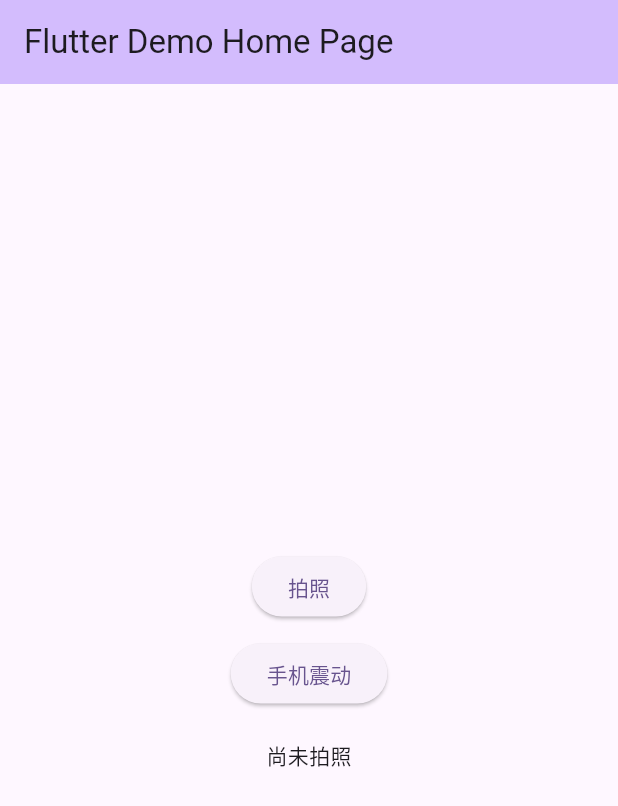
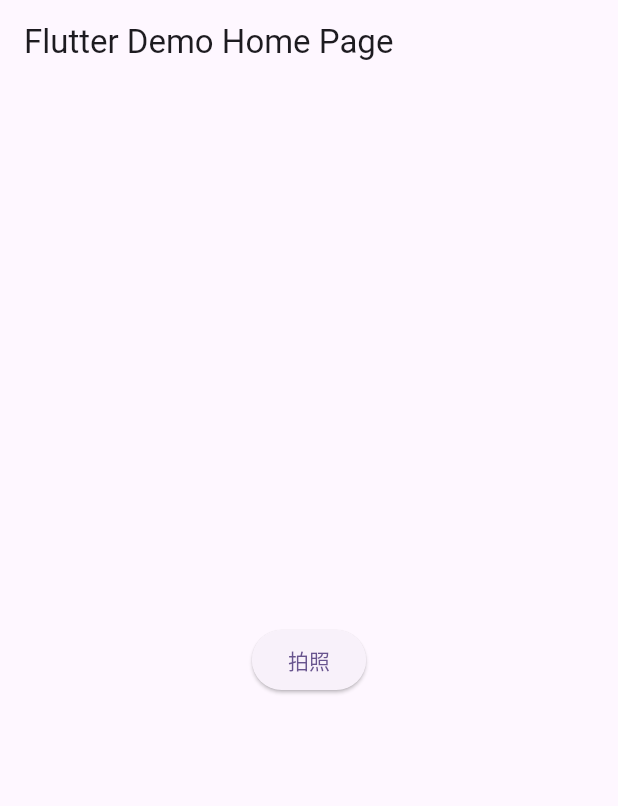
Before and after one commit to u3shadow/fluttertest, a Flutter app: the screen it shows after launch, on a phone screen of 412 x 824 dp. Shown: the top 806 px of the screen. Run offline on Flutter 3.47's test engine with Material 3 defaults, Android fonts, the phone set to English and light mode, and no system bars; our stand-ins replace image_picker.

Commit message:
由于安卓限制移除震动功能

```diff
--- a/lib/main.dart
+++ b/lib/main.dart
@@ -1,7 +1,7 @@
 import 'package:flutter/material.dart';
 import 'package:image_picker/image_picker.dart';
-import 'package:vibration/vibration.dart';
 import 'dart:io';
+import 'dart:async';
 
 void main() {
   runApp(const MyApp());
@@ -10,27 +10,11 @@ void main() {
 class MyApp extends StatelessWidget {
   const MyApp({super.key});
 
-  // This widget is the root of your application.
   @override
   Widget build(BuildContext context) {
     return MaterialApp(
       title: 'Flutter Demo',
       theme: ThemeData(
-        // This is the theme of your application.
-        //
-        // TRY THIS: Try running your application with "flutter run". You'll see
-        // the application has a purple toolbar. Then, without quitting the app,
-        // try changing the seedColor in the colorScheme below to Colors.green
-        // and then invoke "hot reload" (save your changes or press the "hot
-        // reload" button in a Flutter-supported IDE, or press "r" if you used
-        // the command line to start the app).
-        //
-        // Notice that the counter didn't reset back to zero; the application
-        // state is not lost during the reload. To reset the state, use hot
-        // restart instead.
-        //
-        // This works for code too, not just values: Most code changes can be
-        // tested with just a hot reload.
         colorScheme: ColorScheme.fromSeed(seedColor: Colors.deepPurple),
       ),
       home: const MyHomePage(title: 'Flutter Demo Home Page'),
@@ -48,16 +32,6 @@ class MyHomePage extends StatefulWidget {
 }
 
 class _MyHomePageState extends State<MyHomePage> {
-  Future<void> _vibratePhone() async {
-    if (await Vibration.hasVibrator() ?? false) {
-      Vibration.vibrate(duration: 200);
-    } else {
-      setState(() {
-        _tip = '该设备不支持震动';
-      });
-    }
-  }
-
   File? _imageFile;
   final ImagePicker _picker = ImagePicker();
   bool _isPicking = false;
@@ -73,8 +47,8 @@ class _MyHomePageState extends State<MyHomePage> {
       final XFile? photo = await _picker.pickImage(source: ImageSource.camera);
       if (photo != null) {
         setState(() {
+          _tip = null;
           _imageFile = File(photo.path);
-          _tip = null;
         });
       } else {
         setState(() {
@@ -96,32 +70,23 @@ class _MyHomePageState extends State<MyHomePage> {
   Widget build(BuildContext context) {
     return Scaffold(
       appBar: AppBar(
-        backgroundColor: Theme.of(context).colorScheme.inversePrimary,
         title: Text(widget.title),
       ),
       body: Center(
         child: Column(
           mainAxisAlignment: MainAxisAlignment.center,
-          children: <Widget>[
+          children: [
+            if (_imageFile != null)
+              Image.file(_imageFile!, width: 200, height: 200, fit: BoxFit.cover),
+            if (_tip != null)
+              Padding(
+                padding: const EdgeInsets.all(8.0),
+                child: Text(_tip!, style: TextStyle(color: Colors.red)),
+              ),
             ElevatedButton(
-              onPressed: _isPicking ? null : _takePhoto,
-              child: Text(_isPicking ? '正在打开相机...' : '拍照'),
+              onPressed: _takePhoto,
+              child: const Text('拍照'),
             ),
-            const SizedBox(height: 10),
-            ElevatedButton(onPressed: _vibratePhone, child: const Text('手机震动')),
-            const SizedBox(height: 20),
-            if (_tip != null) ...[
-              Text(_tip!, style: const TextStyle(color: Colors.red)),
-              const SizedBox(height: 10),
-            ],
-            _imageFile != null
-                ? Image.file(
-                    _imageFile!,
-                    width: 200,
-                    height: 200,
-                    fit: BoxFit.cover,
-                  )
-                : const Text('尚未拍照'),
           ],
         ),
       ),
--- a/pubspec.yaml
+++ b/pubspec.yaml
@@ -40,8 +40,6 @@ dependencies:
 dev_dependencies:
   flutter_test:
     sdk: flutter
-
-  vibration: ^1.7.7
 
   # The "flutter_lints" package below contains a set of recommended lints to
   # encourage good coding practices. The lint set provided by the package is
```
Also changed, not shown: pubspec.lock, 1 other file.
